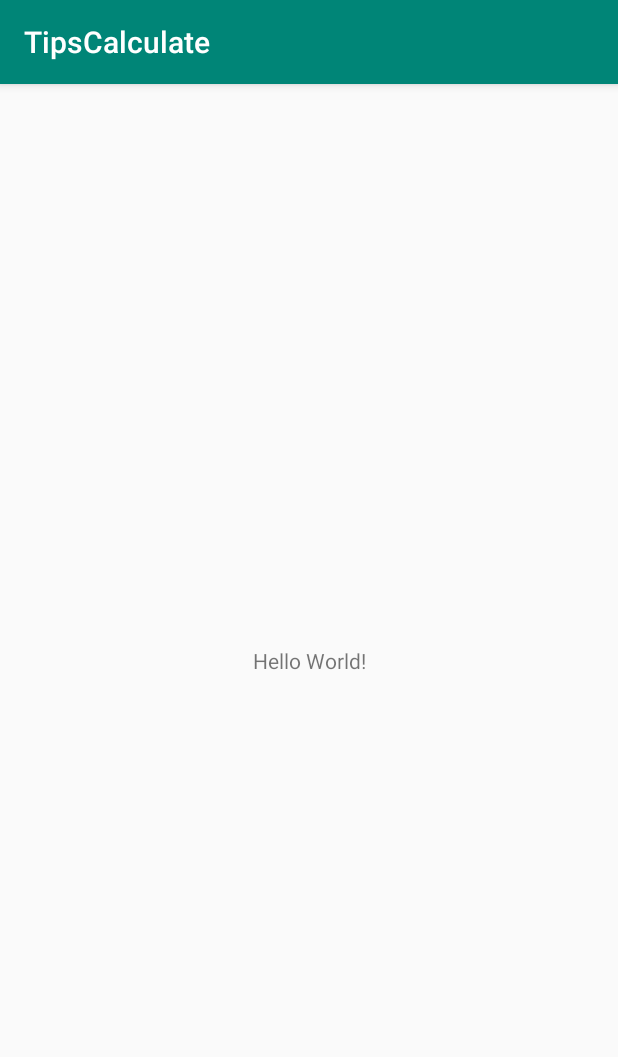
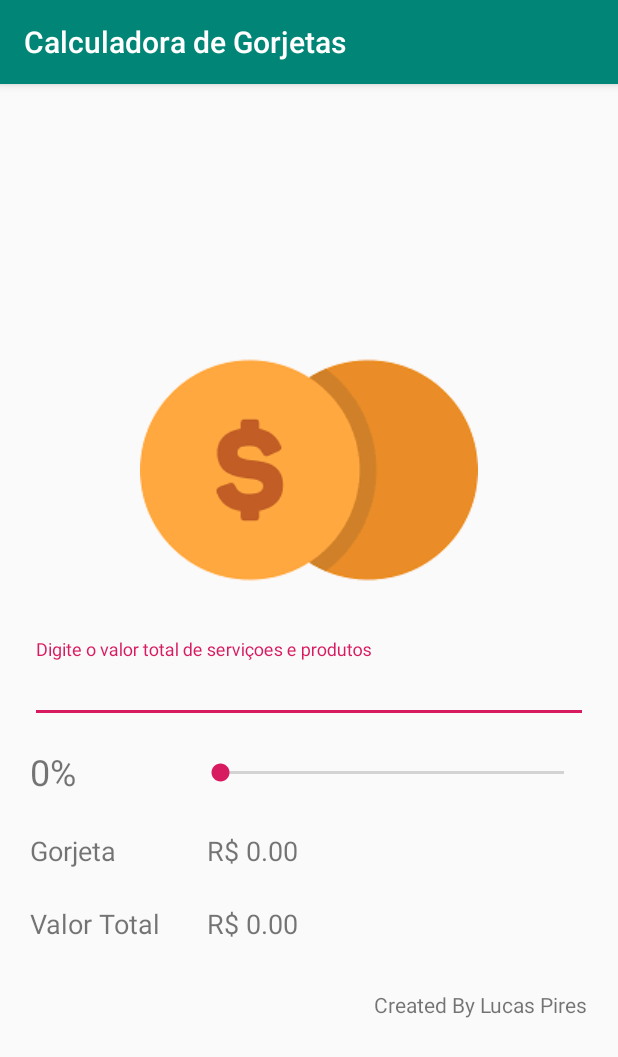
Before and after one commit to LFPires1993/AppTipsCalculator, an Android app: the screen it shows after launch (MainActivity), on a phone screen of 412 x 824 dp. Shown: the top 1057 px of the screen. Run offline under Robolectric (Android 15) with nearby library versions, the phone set to English and light mode, and no system bars.

Commit message:
Customizing layout

```diff
--- a/app/build.gradle
+++ b/app/build.gradle
@@ -26,4 +26,5 @@ dependencies {
     testImplementation 'junit:junit:4.12'
     androidTestImplementation 'androidx.test.ext:junit:1.1.0'
     androidTestImplementation 'androidx.test.espresso:espresso-core:3.1.1'
+    implementation 'com.google.android.material:material:1.0.0'
 }
--- a/app/src/main/res/layout/activity_main.xml
+++ b/app/src/main/res/layout/activity_main.xml
@@ -3,16 +3,108 @@
     xmlns:app="http://schemas.android.com/apk/res-auto"
     xmlns:tools="http://schemas.android.com/tools"
     android:layout_width="match_parent"
-    android:layout_height="match_parent"
+    android:layout_height="wrap_content"
+    android:layout_gravity="center"
+    android:padding="20dp"
     tools:context=".MainActivity">
 
-    <TextView
+    <ImageView
+        android:id="@+id/imageView"
         android:layout_width="wrap_content"
         android:layout_height="wrap_content"
-        android:text="Hello World!"
-        app:layout_constraintBottom_toBottomOf="parent"
-        app:layout_constraintLeft_toLeftOf="parent"
-        app:layout_constraintRight_toRightOf="parent"
-        app:layout_constraintTop_toTopOf="parent" />
+        app:layout_constraintEnd_toEndOf="parent"
+        app:layout_constraintStart_toStartOf="parent"
+        app:layout_constraintTop_toTopOf="parent"
+        app:srcCompat="@drawable/gorjeta" />
 
+    <com.google.android.material.textfield.TextInputLayout
+        android:id="@+id/textInputLayout"
+        android:layout_width="0dp"
+        android:layout_height="wrap_content"
+        app:layout_constraintEnd_toEndOf="parent"
+        app:layout_constraintStart_toStartOf="parent"
+        app:layout_constraintTop_toBottomOf="@+id/imageView">
+
+        <com.google.android.material.textfield.TextInputEditText
+            android:layout_width="match_parent"
+            android:layout_height="wrap_content"
+            android:hint="@string/TextView_Entrada_De_Valor" />
+    </com.google.android.material.textfield.TextInputLayout>
+
+    <TextView
+        android:id="@+id/textView"
+        android:layout_width="wrap_content"
+        android:layout_height="wrap_content"
+        android:layout_marginTop="16dp"
+        android:text="@string/TextView_Porcentagem_Inicial_Seekbar"
+        android:textSize="24sp"
+        app:layout_constraintStart_toStartOf="parent"
+        app:layout_constraintTop_toBottomOf="@+id/textInputLayout" />
+
+    <SeekBar
+        android:id="@+id/seekBar"
+        android:layout_width="0dp"
+        android:layout_height="wrap_content"
+        android:layout_marginStart="80dp"
+        android:layout_marginLeft="80dp"
+        android:layout_marginTop="24dp"
+        app:layout_constraintEnd_toEndOf="parent"
+        app:layout_constraintStart_toEndOf="@+id/textView"
+        app:layout_constraintTop_toBottomOf="@+id/textInputLayout" />
+
+    <TextView
+        android:id="@+id/textView2"
+        android:layout_width="wrap_content"
+        android:layout_height="wrap_content"
+        android:layout_marginTop="24dp"
+        android:text="@string/TextView_Gorjeta"
+        android:textSize="18sp"
+        app:layout_constraintStart_toStartOf="parent"
+        app:layout_constraintTop_toBottomOf="@+id/textView" />
+
+    <TextView
+        android:id="@+id/textView3"
+        android:layout_width="wrap_content"
+        android:layout_height="wrap_content"
+        android:layout_marginTop="24dp"
+        android:text="@string/TextView"
+        android:textSize="18sp"
+        app:layout_constraintStart_toStartOf="parent"
+        app:layout_constraintTop_toBottomOf="@+id/textView2" />
+
+    <androidx.constraintlayout.widget.Guideline
+        android:id="@+id/guideline"
+        android:layout_width="wrap_content"
+        android:layout_height="wrap_content"
+        android:orientation="vertical"
+        app:layout_constraintGuide_begin="118dp" />
+
+    <TextView
+        android:id="@+id/textView4"
+        android:layout_width="0dp"
+        android:layout_height="wrap_content"
+        android:text="@string/TextView_Valor_Final_Inicial"
+        android:textSize="18sp"
+        app:layout_constraintBaseline_toBaselineOf="@+id/textView2"
+        app:layout_constraintEnd_toEndOf="parent"
+        app:layout_constraintStart_toStartOf="@+id/guideline" />
+
+    <TextView
+        android:id="@+id/textView5"
+        android:layout_width="0dp"
+        android:layout_height="wrap_content"
+        android:text="@string/TextView_Valor_Final_Inicial"
+        android:textSize="18sp"
+        app:layout_constraintBaseline_toBaselineOf="@+id/textView3"
+        app:layout_constraintEnd_toEndOf="parent"
+        app:layout_constraintStart_toStartOf="@+id/guideline" />
+
+    <TextView
+        android:id="@+id/textView6"
+        android:layout_width="wrap_content"
+        android:layout_height="wrap_content"
+        android:layout_marginTop="32dp"
+        android:text="@string/TextView_Assinatura"
+        app:layout_constraintEnd_toEndOf="parent"
+        app:layout_constraintTop_toBottomOf="@+id/textView5" />
 </androidx.constraintlayout.widget.ConstraintLayout>
--- a/app/src/main/res/values/strings.xml
+++ b/app/src/main/res/values/strings.xml
@@ -1,3 +1,11 @@
 <resources>
-    <string name="app_name">TipsCalculate</string>
+    <string name="app_name">Calculadora de Gorjetas</string>
+    <string name="TextView_Entrada_De_Valor">Digite o valor total de serviçoes e produtos</string>
+    <string name="TextView_Porcentagem_Inicial_Seekbar">0%</string>
+    <string name="TextView_Gorjeta">Gorjeta</string>
+    <string name="TextView">Valor Total</string>
+    <string name="TextView_Texto_Inicial_Gorjeta" />
+    <string name="TextView_Texto_Inicial_Valor_Final" />
+    <string name="TextView_Valor_Final_Inicial">R$ 0.00</string>
+    <string name="TextView_Assinatura">Created By Lucas Pires</string>
 </resources>
```
Also changed, not shown: app/src/main/res/drawable-v24/gorjeta.png (added).
